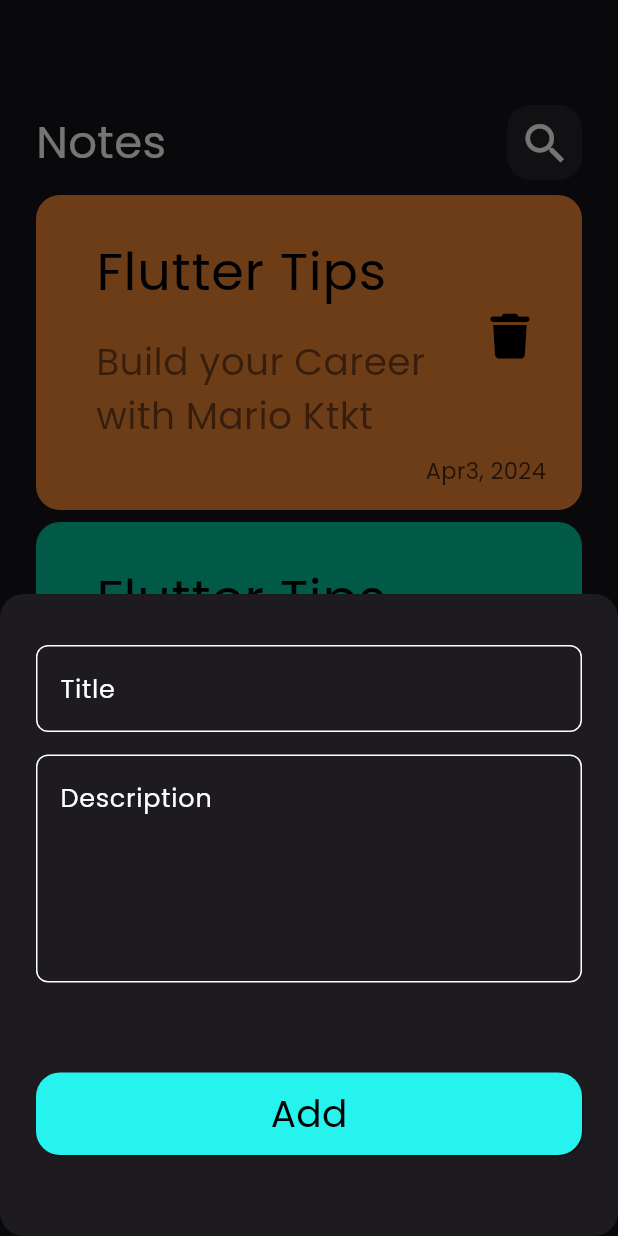
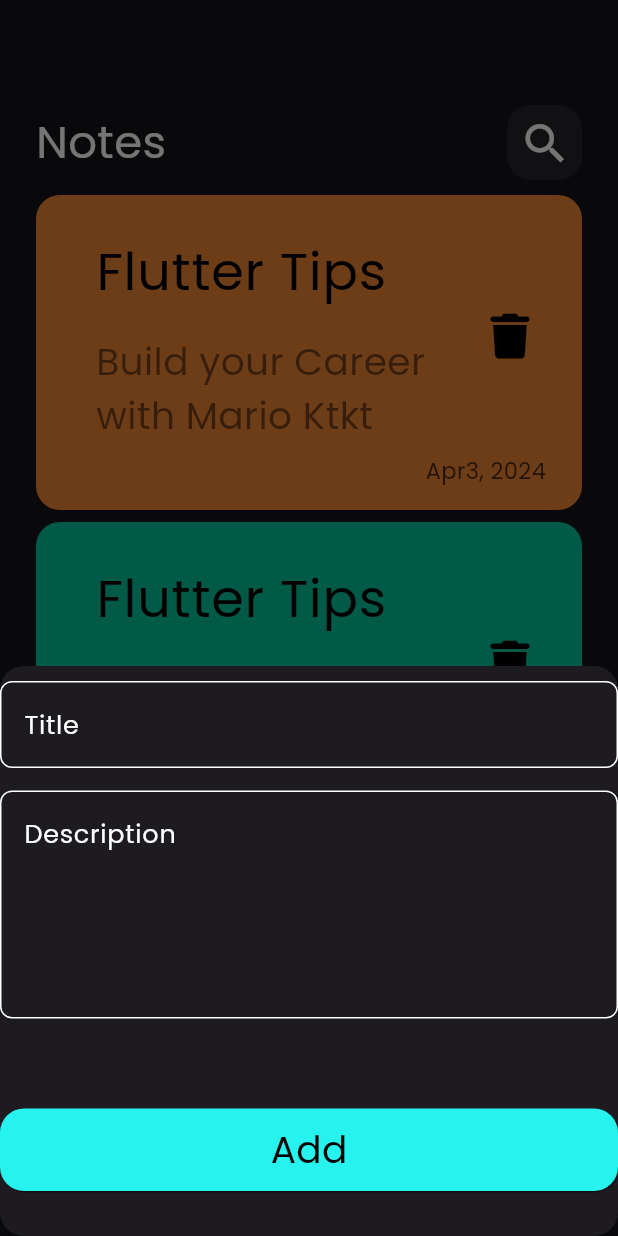
Before and after one commit to Marioktkt136/notes_app, a Flutter app: the screen it shows after launch, after a tap on the "add" icon, on a phone screen of 412 x 824 dp. Run offline on Flutter 3.47's test engine with Material 3 defaults, Android fonts, the phone set to English and light mode, and no system bars; drawn by our look-alikes of modal_progress_hud_nsn; our stand-ins replace bloc, flutter_bloc, font_awesome_flutter, hive, hive_flutter; accounts and stored records are empty.

```diff
--- a/lib/cubits/add_note_cubit/add_note_cubit.dart
+++ b/lib/cubits/add_note_cubit/add_note_cubit.dart
@@ -13,8 +13,8 @@ class AddNoteCubit extends Cubit<AddNoteState> {
     emit(AddNoteLoading());
     try {
       var notesBox = Hive.box<NoteModel>(kNotesBox);
+      await notesBox.add(note);
       emit(AddNoteSuccess());
-      await notesBox.add(note);
     } catch (e) {
       emit(AddNoteFailure(e.toString()));
     }
--- a/lib/main.dart
+++ b/lib/main.dart
@@ -9,7 +9,7 @@ import 'package:notes_app/views/notes_app_home_page.dart';
 
 void main() async {
   await Hive.initFlutter();
-  await Hive.openBox(kNotesBox);
+  await Hive.openBox<NoteModel>(kNotesBox);
   Hive.registerAdapter(NoteModelAdapter());
   Bloc.observer = SimpleBlocObserver();
   runApp(const NotesApp());
--- a/lib/widgets/add_show_model_bottom_sheet.dart
+++ b/lib/widgets/add_show_model_bottom_sheet.dart
@@ -9,9 +9,7 @@ class AddNotesBottomSheet extends StatelessWidget {
 
   @override
   Widget build(BuildContext context) {
-    return SingleChildScrollView(
-      padding: EdgeInsets.all(24),
-      child: BlocConsumer<AddNoteCubit, AddNoteState>(
+    return BlocConsumer<AddNoteCubit, AddNoteState>(
       listener: (context, state) {
         if (state is AddNoteFailure) {
           ScaffoldMessenger.of(context).showSnackBar(
@@ -27,10 +25,11 @@ class AddNotesBottomSheet extends StatelessWidget {
       builder: (context, state) {
         return ModalProgressHUD(
           inAsyncCall: state is AddNoteLoading ? true : false,
+          child: const SingleChildScrollView(
             child: AddNoteForm(),
+          ),
         );
       },
-      ),
     );
   }
 }
--- a/pubspec.yaml
+++ b/pubspec.yaml
@@ -28,6 +28,7 @@ environment:
 # the latest version available on pub.dev. To see which dependencies have newer
 # versions available, run `flutter pub outdated`.
 dependencies:
+  bloc: ^8.1.4
   cupertino_icons: ^1.0.6
   flutter:
     sdk: flutter
@@ -35,6 +36,7 @@ dependencies:
   font_awesome_flutter: ^10.7.0
   hive: ^2.2.3
   hive_flutter: ^1.1.0
+  meta: ^1.11.0
   modal_progress_hud_nsn: ^0.5.1
 
 dev_dependencies:
```
Also changed, not shown: pubspec.lock. Lines whose indentation alone changed are shown as unchanged.
